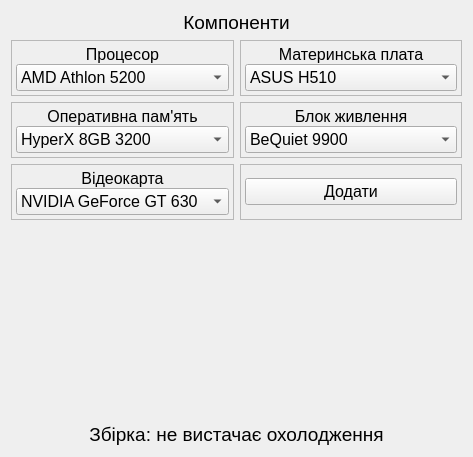
Old version of the form src/components.ui in the repository doliinyk/PC-Constructor.
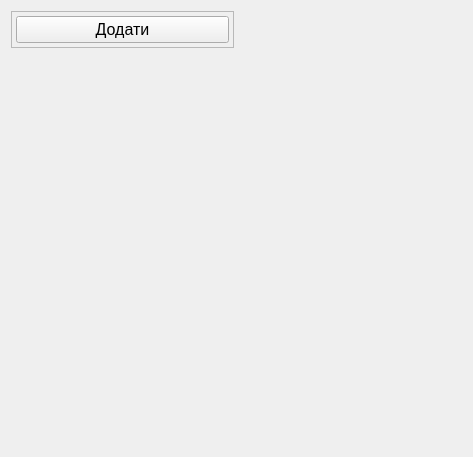
New version of the form.

Commit message: Made Collections menu, Build delete, some stuff with QTreeWidget. Bug: main class has only one collection

What changed in the file:
```diff
--- a/src/components.ui
+++ b/src/components.ui
@@ -14,15 +14,15 @@
    <string>Form</string>
   </property>
   <layout class="QGridLayout" name="gridLayout_8">
-   <item row="2" column="0">
-    <widget class="QFrame" name="frame_4">
+   <item row="0" column="0">
+    <widget class="QFrame" name="frame_2">
      <property name="frameShape">
       <enum>QFrame::StyledPanel</enum>
      </property>
      <property name="frameShadow">
       <enum>QFrame::Plain</enum>
      </property>
-     <layout class="QGridLayout" name="gridLayout_5">
+     <layout class="QGridLayout" name="gridLayout_4">
       <property name="leftMargin">
        <number>4</number>
       </property>
@@ -35,38 +35,24 @@
       <property name="bottomMargin">
        <number>4</number>
       </property>
+      <property name="spacing">
+       <number>2</number>
+      </property>
       <item row="0" column="0">
-       <layout class="QVBoxLayout" name="verticalLayout_4" stretch="0,0">
+       <layout class="QVBoxLayout" name="verticalLayout_6" stretch="0">
         <property name="spacing">
          <number>0</number>
         </property>
         <item>
-         <widget class="QLabel" name="label_3">
+         <widget class="QPushButton" name="pushButton">
           <property name="font">
            <font>
             <pointsize>12</pointsize>
            </font>
           </property>
           <property name="text">
-           <string>Оперативна пам'ять</string>
+           <string>Додати</string>
           </property>
-          <property name="alignment">
-           <set>Qt::AlignCenter</set>
-          </property>
-         </widget>
-        </item>
-        <item>
-         <widget class="QComboBox" name="comboBox_2">
-          <property name="font">
-           <font>
-            <pointsize>12</pointsize>
-           </font>
-          </property>
-          <item>
-           <property name="text">
-            <string>HyperX 8GB 3200</string>
-           </property>
-          </item>
          </widget>
         </item>
        </layout>
@@ -74,88 +60,22 @@
      </layout>
     </widget>
    </item>
-   <item row="0" column="0" colspan="2">
-    <widget class="QLabel" name="label_6">
+   <item row="2" column="0" colspan="2">
+    <widget class="QLabel" name="label_7">
      <property name="font">
       <font>
        <pointsize>14</pointsize>
       </font>
      </property>
      <property name="text">
-      <string>Компоненти</string>
+      <string/>
      </property>
      <property name="alignment">
       <set>Qt::AlignCenter</set>
      </property>
     </widget>
    </item>
-   <item row="3" column="0">
-    <widget class="QFrame" name="frame_6">
-     <property name="frameShape">
-      <enum>QFrame::StyledPanel</enum>
-     </property>
-     <property name="frameShadow">
-      <enum>QFrame::Plain</enum>
-     </property>
-     <layout class="QGridLayout" name="gridLayout_7">
-      <property name="leftMargin">
-       <number>4</number>
-      </property>
-      <property name="topMargin">
-       <number>4</number>
-      </property>
-      <property name="rightMargin">
-       <number>4</number>
-      </property>
-      <property name="bottomMargin">
-       <number>4</number>
-      </property>
-      <item row="0" column="0">
-       <layout class="QVBoxLayout" name="verticalLayout_5" stretch="0,0">
-        <property name="spacing">
-         <number>0</number>
-        </property>
-        <property name="sizeConstraint">
-         <enum>QLayout::SetNoConstraint</enum>
-        </property>
-        <item>
-         <widget class="QLabel" name="label_5">
-          <property name="font">
-           <font>
-            <pointsize>12</pointsize>
-           </font>
-          </property>
-          <property name="text">
-           <string>Відеокарта</string>
-          </property>
-          <property name="alignment">
-           <set>Qt::AlignCenter</set>
-          </property>
-         </widget>
-        </item>
-        <item>
-         <widget class="QComboBox" name="comboBox_5">
-          <property name="font">
-           <font>
-            <pointsize>12</pointsize>
-           </font>
-          </property>
-          <property name="frame">
-           <bool>true</bool>
-          </property>
-          <item>
-           <property name="text">
-            <string>NVIDIA GeForce GT 630</string>
-           </property>
-          </item>
-         </widget>
-        </item>
-       </layout>
-      </item>
-     </layout>
-    </widget>
-   </item>
-   <item row="4" column="0" colspan="2">
+   <item row="1" column="0" colspan="2">
     <spacer name="verticalSpacer">
      <property name="orientation">
       <enum>Qt::Vertical</enum>
@@ -168,247 +88,6 @@
      </property>
     </spacer>
    </item>
-   <item row="1" column="1">
-    <widget class="QFrame" name="frame_3">
-     <property name="frameShape">
-      <enum>QFrame::StyledPanel</enum>
-     </property>
-     <property name="frameShadow">
-      <enum>QFrame::Plain</enum>
-     </property>
-     <layout class="QGridLayout" name="gridLayout_2">
-      <property name="leftMargin">
-       <number>4</number>
-      </property>
-      <property name="topMargin">
-       <number>4</number>
-      </property>
-      <property name="rightMargin">
-       <number>4</number>
-      </property>
-      <property name="bottomMargin">
-       <number>4</number>
-      </property>
-      <item row="0" column="0">
-       <layout class="QVBoxLayout" name="verticalLayout_3" stretch="0,0">
-        <property name="spacing">
-         <number>0</number>
-        </property>
-        <item>
-         <widget class="QLabel" name="label_2">
-          <property name="font">
-           <font>
-            <pointsize>12</pointsize>
-           </font>
-          </property>
-          <property name="text">
-           <string>Материнська плата</string>
-          </property>
-          <property name="alignment">
-           <set>Qt::AlignCenter</set>
-          </property>
-         </widget>
-        </item>
-        <item>
-         <widget class="QComboBox" name="comboBox_3">
-          <property name="font">
-           <font>
-            <pointsize>12</pointsize>
-           </font>
-          </property>
-          <item>
-           <property name="text">
-            <string>ASUS H510</string>
-           </property>
-          </item>
-         </widget>
-        </item>
-       </layout>
-      </item>
-     </layout>
-    </widget>
-   </item>
-   <item row="2" column="1">
-    <widget class="QFrame" name="frame_5">
-     <property name="frameShape">
-      <enum>QFrame::StyledPanel</enum>
-     </property>
-     <property name="frameShadow">
-      <enum>QFrame::Plain</enum>
-     </property>
-     <layout class="QGridLayout" name="gridLayout_6">
-      <property name="leftMargin">
-       <number>4</number>
-      </property>
-      <property name="topMargin">
-       <number>4</number>
-      </property>
-      <property name="rightMargin">
-       <number>4</number>
-      </property>
-      <property name="bottomMargin">
-       <number>4</number>
-      </property>
-      <item row="0" column="0">
-       <layout class="QVBoxLayout" name="verticalLayout_2" stretch="0,0">
-        <property name="spacing">
-         <number>0</number>
-        </property>
-        <item>
-         <widget class="QLabel" name="label_4">
-          <property name="font">
-           <font>
-            <pointsize>12</pointsize>
-           </font>
-          </property>
-          <property name="text">
-           <string>Блок живлення</string>
-          </property>
-          <property name="alignment">
-           <set>Qt::AlignCenter</set>
-          </property>
-         </widget>
-        </item>
-        <item>
-         <widget class="QComboBox" name="comboBox_4">
-          <property name="font">
-           <font>
-            <pointsize>12</pointsize>
-           </font>
-          </property>
-          <item>
-           <property name="text">
-            <string>BeQuiet 9900</string>
-           </property>
-          </item>
-         </widget>
-        </item>
-       </layout>
-      </item>
-     </layout>
-    </widget>
-   </item>
-   <item row="1" column="0">
-    <widget class="QFrame" name="frame">
-     <property name="frameShape">
-      <enum>QFrame::StyledPanel</enum>
-     </property>
-     <property name="frameShadow">
-      <enum>QFrame::Plain</enum>
-     </property>
-     <layout class="QGridLayout" name="gridLayout">
-      <property name="leftMargin">
-       <number>4</number>
-      </property>
-      <property name="topMargin">
-       <number>4</number>
-      </property>
-      <property name="rightMargin">
-       <number>4</number>
-      </property>
-      <property name="bottomMargin">
-       <number>4</number>
-      </property>
-      <item row="0" column="0">
-       <layout class="QVBoxLayout" name="verticalLayout" stretch="0,0">
-        <property name="spacing">
-         <number>0</number>
-        </property>
-        <item>
-         <widget class="QLabel" name="label">
-          <property name="font">
-           <font>
-            <pointsize>12</pointsize>
-           </font>
-          </property>
-          <property name="text">
-           <string>Процесор</string>
-          </property>
-          <property name="alignment">
-           <set>Qt::AlignCenter</set>
-          </property>
-         </widget>
-        </item>
-        <item>
-         <widget class="QComboBox" name="comboBox">
-          <property name="font">
-           <font>
-            <pointsize>12</pointsize>
-           </font>
-          </property>
-          <item>
-           <property name="text">
-            <string>AMD Athlon 5200</string>
-           </property>
-          </item>
-         </widget>
-        </item>
-       </layout>
-      </item>
-     </layout>
-    </widget>
-   </item>
-   <item row="3" column="1">
-    <widget class="QFrame" name="frame_2">
-     <property name="frameShape">
-      <enum>QFrame::StyledPanel</enum>
-     </property>
-     <property name="frameShadow">
-      <enum>QFrame::Plain</enum>
-     </property>
-     <layout class="QGridLayout" name="gridLayout_4">
-      <property name="leftMargin">
-       <number>4</number>
-      </property>
-      <property name="topMargin">
-       <number>4</number>
-      </property>
-      <property name="rightMargin">
-       <number>4</number>
-      </property>
-      <property name="bottomMargin">
-       <number>4</number>
-      </property>
-      <property name="spacing">
-       <number>2</number>
-      </property>
-      <item row="0" column="0">
-       <layout class="QVBoxLayout" name="verticalLayout_6" stretch="0">
-        <property name="spacing">
-         <number>0</number>
-        </property>
-        <item>
-         <widget class="QPushButton" name="pushButton">
-          <property name="font">
-           <font>
-            <pointsize>12</pointsize>
-           </font>
-          </property>
-          <property name="text">
-           <string>Додати</string>
-          </property>
-         </widget>
-        </item>
-       </layout>
-      </item>
-     </layout>
-    </widget>
-   </item>
-   <item row="5" column="0" colspan="2">
-    <widget class="QLabel" name="label_7">
-     <property name="font">
-      <font>
-       <pointsize>14</pointsize>
-      </font>
-     </property>
-     <property name="text">
-      <string>Збірка: не вистачає охолодження</string>
-     </property>
-     <property name="alignment">
-      <set>Qt::AlignCenter</set>
-     </property>
-    </widget>
-   </item>
   </layout>
  </widget>
  <resources/>
```
The commit also changes 28 other files.
